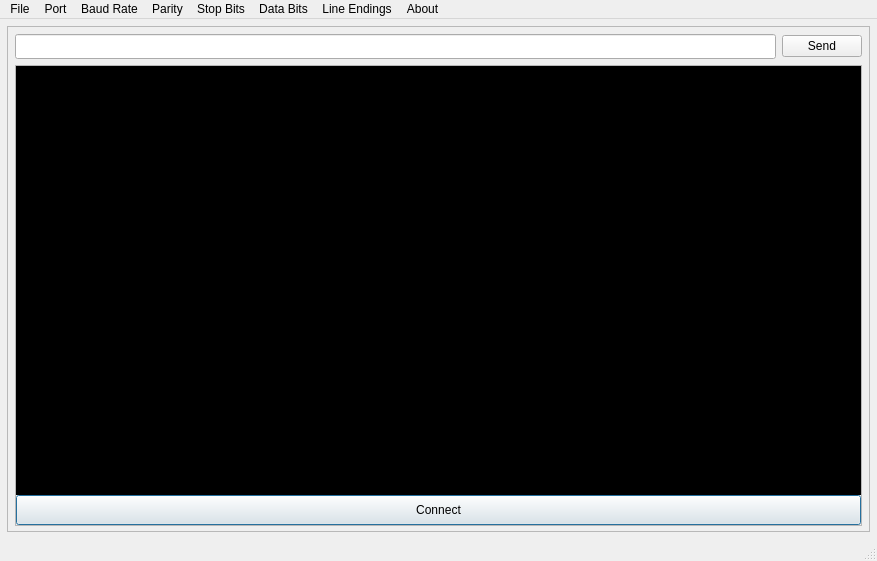
This is forms/MainWindow.ui in tlewiscpp/QSerialTerminal as Qt 5 draws it before an edit. The edited form follows.
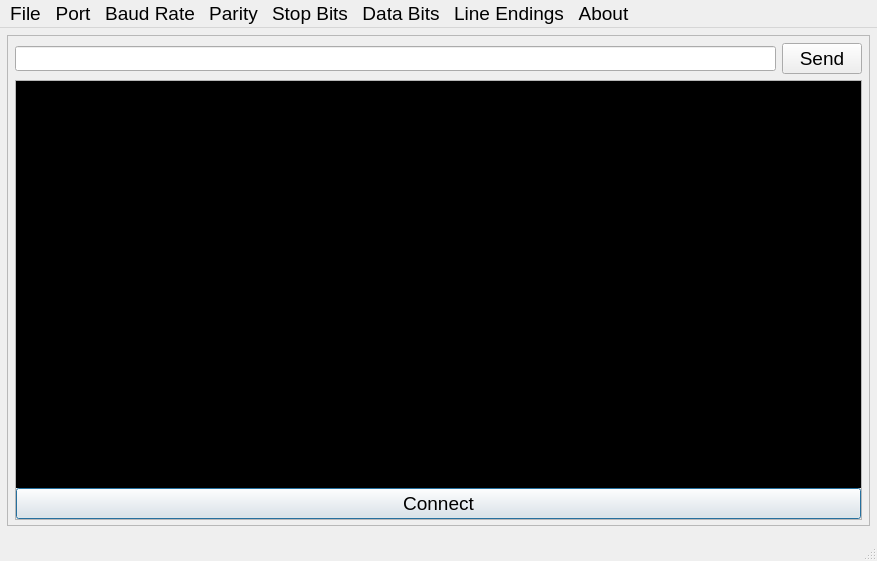
This is the edited form. Custom widgets are drawn as their Qt base class.

```diff
--- a/forms/MainWindow.ui
+++ b/forms/MainWindow.ui
@@ -22,6 +22,11 @@
     <height>100</height>
    </size>
   </property>
+  <property name="font">
+   <font>
+    <pointsize>14</pointsize>
+   </font>
+  </property>
   <property name="windowTitle">
    <string>MainWindow</string>
   </property>
@@ -108,7 +113,7 @@
             <x>0</x>
             <y>0</y>
             <width>845</width>
-            <height>447</height>
+            <height>432</height>
            </rect>
           </property>
           <layout class="QGridLayout" name="scrollAreaGridLayout">
@@ -203,10 +208,15 @@
      <x>0</x>
      <y>0</y>
      <width>877</width>
-     <height>25</height>
+     <height>30</height>
     </rect>
    </property>
    <widget class="QMenu" name="menuFile">
+    <property name="font">
+     <font>
+      <pointsize>14</pointsize>
+     </font>
+    </property>
     <property name="title">
      <string>File</string>
     </property>
@@ -220,31 +230,61 @@
     <addaction name="actionAboutQt"/>
    </widget>
    <widget class="QMenu" name="menuLineEndings">
+    <property name="font">
+     <font>
+      <pointsize>14</pointsize>
+     </font>
+    </property>
     <property name="title">
      <string>Line Endings</string>
     </property>
    </widget>
    <widget class="QMenu" name="menuBaudRate">
+    <property name="font">
+     <font>
+      <pointsize>14</pointsize>
+     </font>
+    </property>
     <property name="title">
      <string>Baud Rate</string>
     </property>
    </widget>
    <widget class="QMenu" name="menuParity">
+    <property name="font">
+     <font>
+      <pointsize>14</pointsize>
+     </font>
+    </property>
     <property name="title">
      <string>Parity</string>
     </property>
    </widget>
    <widget class="QMenu" name="menuStopBits">
+    <property name="font">
+     <font>
+      <pointsize>14</pointsize>
+     </font>
+    </property>
     <property name="title">
      <string>Stop Bits</string>
     </property>
    </widget>
    <widget class="QMenu" name="menuDataBits">
+    <property name="font">
+     <font>
+      <pointsize>14</pointsize>
+     </font>
+    </property>
     <property name="title">
      <string>Data Bits</string>
     </property>
    </widget>
    <widget class="QMenu" name="menuPortNames">
+    <property name="font">
+     <font>
+      <pointsize>14</pointsize>
+     </font>
+    </property>
     <property name="title">
      <string>Port</string>
     </property>
```
Left out of the diff: 22 changed lines with no effect on the pictures.
